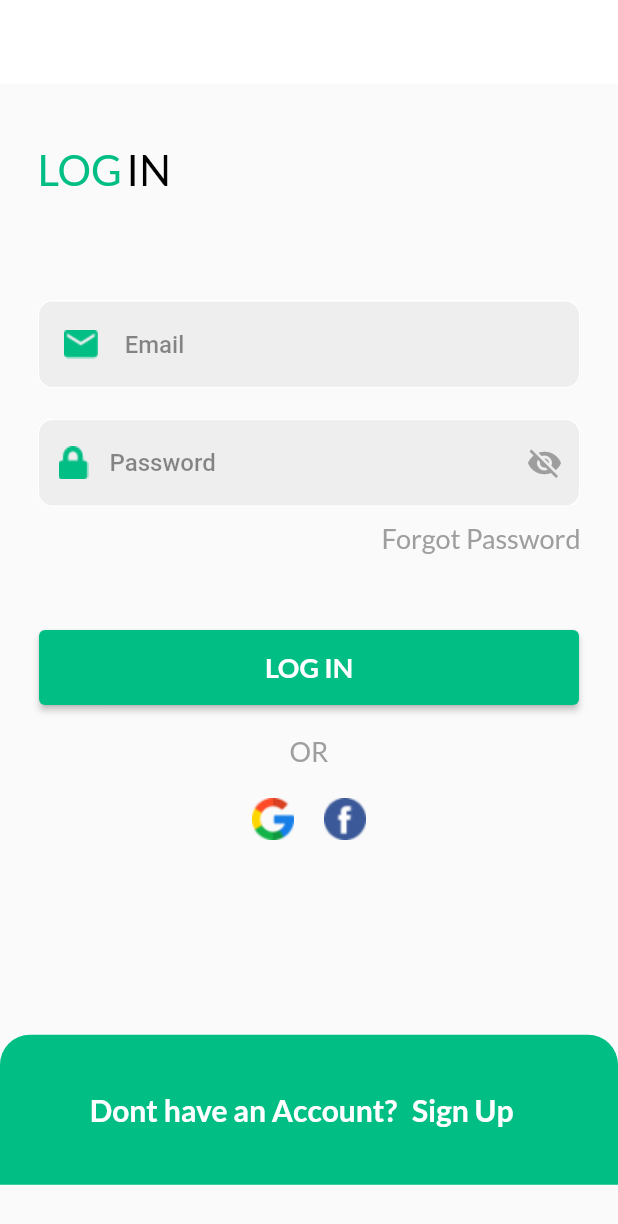
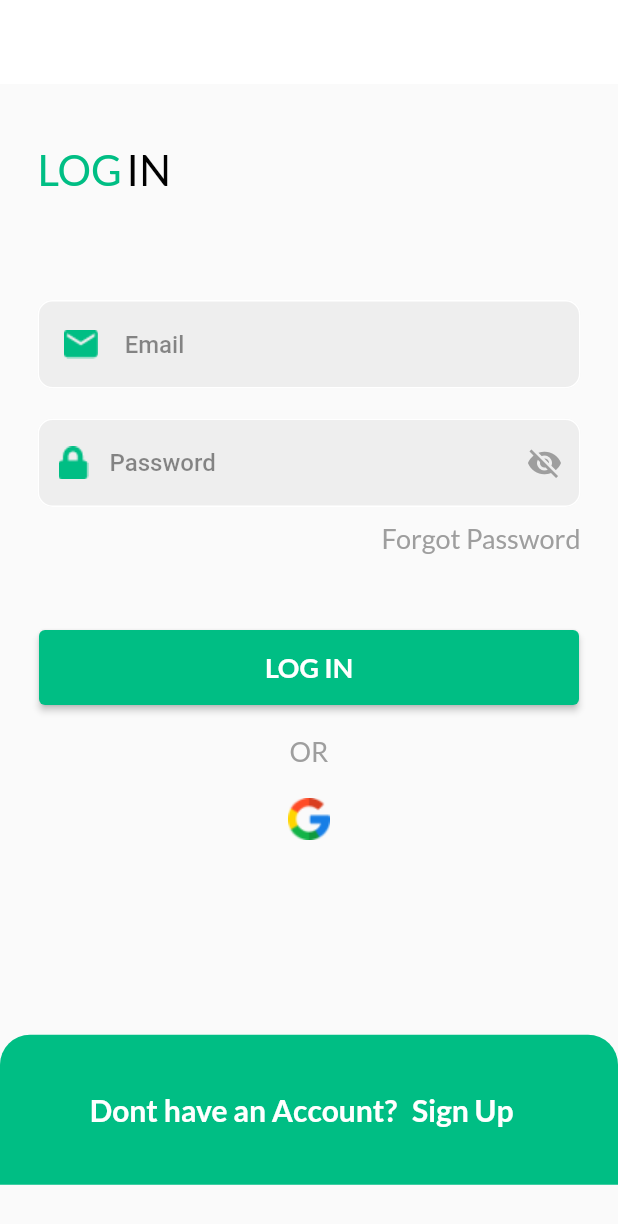
Before and after one commit to kingirfan/meat_and_eat_source, a Flutter app: the screen it shows after launch, after a tap on "Get Started", on a phone screen of 412 x 824 dp. Shown: the top 1224 px of the screen. Run offline on Flutter 3.47's test engine with Material 2 defaults, Android fonts, the phone set to English and light mode, and no system bars; our stand-ins replace firebase_auth, firebase_core, get, google_fonts, google_sign_in; accounts and stored records are empty.

Commit message:
login_commit

```diff
--- a/lib/view/screens/auth/login_screen.dart
+++ b/lib/view/screens/auth/login_screen.dart
@@ -162,9 +162,7 @@ class LoginScreen extends StatelessWidget {
                           );
                         }
                         else {
-                          return const CircularProgressIndicator(
-
-                          );
+                          return const CircularProgressIndicator();
                         }
                       },
                     ),
@@ -200,14 +198,14 @@ class LoginScreen extends StatelessWidget {
                           }
                         },),
                         const SizedBox(
-                          width: 20,
+                          width: 0,
                         ),
-                        InkWell(
+                        /*InkWell(
                           onTap: () {},
                           child: Image.asset(
                             'assets/images/facebook.png',
                           ),
-                        )
+                        )*/
                       ],
                     )
                   ],
```
